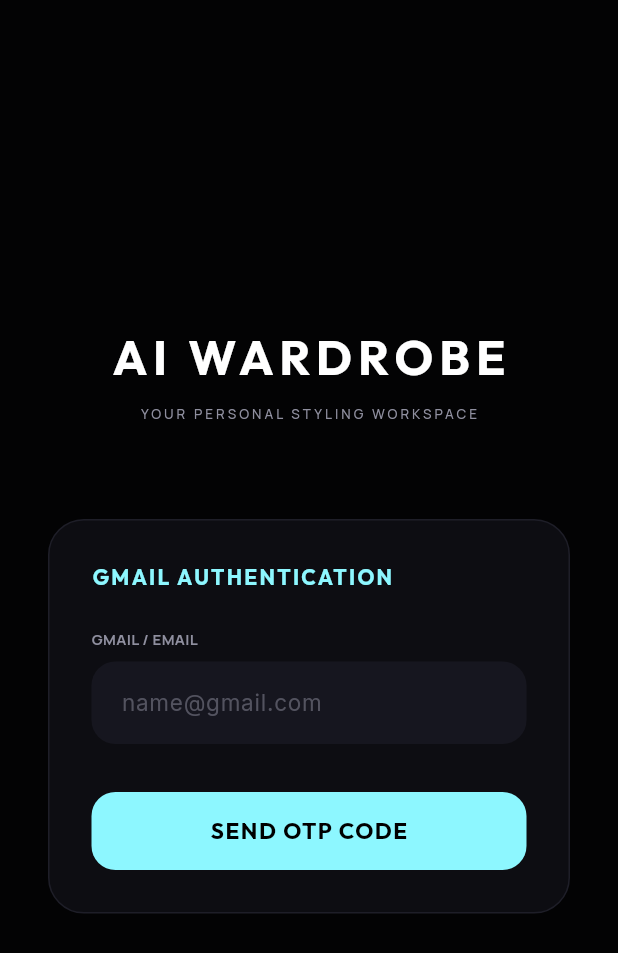
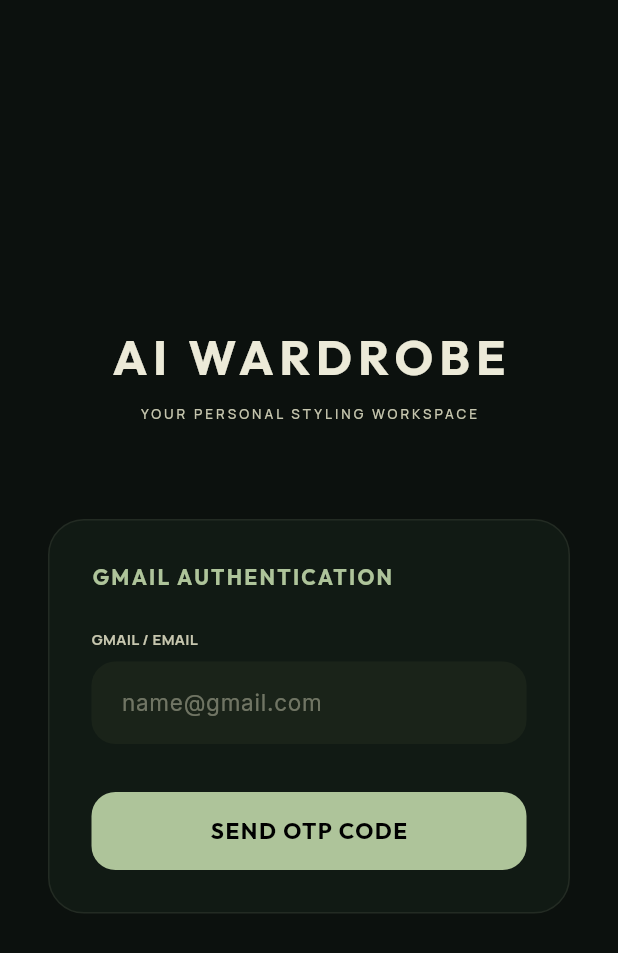
Before and after one commit to ramtej-13/Ai_wardrobe_management, a Flutter app: the screen it shows after launch, on a phone screen of 412 x 824 dp. Shown: the top 953 px of the screen. Run offline on Flutter 3.47's test engine with Material 3 defaults, Android fonts, the phone set to English and light mode, and no system bars; our stand-ins replace flutter_riverpod, google_fonts, image_picker, shared_preferences.

Commit message:
style(flutter): retheme atelier to sage and cream
Swap the ice-orchid cyber-luxury palette for muted English-heritage sage
and cream tones, adopt Fraunces display and Manrope body type, and update
the navigation and recommendation accent colors to match.

Generated with Codebuff 🤖
Co-Authored-By: Codebuff <noreply@codebuff.com>

```diff
--- a/ai_wardrobe/lib/core/theme/theme.dart
+++ b/ai_wardrobe/lib/core/theme/theme.dart
@@ -2,25 +2,28 @@ import 'package:flutter/material.dart';
 import 'package:google_fonts/google_fonts.dart';
 
 class AtelierTheme {
-  // Brand color tokens (Ice & Orchid Cyber-Luxury Palette)
-  static const Color background = Color(0xFF030304);      // Void Black
-  static const Color surface = Color(0xFF0D0D12);         // Space Obsidian
-  static const Color surfaceAccent = Color(0xFF16161F);   // Slate Obsidian
-  static const Color border = Color(0xFF1E1E28);          // Slate Border
-  static const Color accent = Color(0xFF8DF7FF);          // Ice Neon Cyan
-  static const Color primaryText = Colors.white;
-  static const Color secondaryText = Color(0xFF8F8F9F);   // Cool Grey
-  static const Color warning = Color(0xFFFE4A49);         // Crimson Red
+  // Brand color tokens — Sage & Cream (English heritage × Korean muted)
+  static const Color background = Color(0xFF0C110E);      // Deep forest black
+  static const Color surface = Color(0xFF111A14);         // Obsidian sage
+  static const Color surfaceAccent = Color(0xFF1A2319);   // Slate sage
+  static const Color border = Color(0xFF232B23);          // Sage border
+  static const Color accent = Color(0xFFAEC49A);          // Sage
+  static const Color accentBright = Color(0xFFE6EAD7);    // Pale cream-sage
+  static const Color accentDeep = Color(0xFF6F8255);      // Forest olive
+  static const Color primaryText = Color(0xFFECEAD8);     // Warm cream
+  static const Color secondaryText = Color(0xFFC6C6AE);   // Soft sage-grey
+  static const Color warning = Color(0xFFD98B8B);         // Dusty rose
+  static const Color success = Color(0xFF86C79E);         // Sage green
 
   // Gradient configurations
   static const LinearGradient luxuryGradient = LinearGradient(
-    colors: [Color(0xFF0E0E14), Color(0xFF030304)],
+    colors: [Color(0xFF111A14), Color(0xFF0C110E)],
     begin: Alignment.topLeft,
     end: Alignment.bottomRight,
   );
 
   static const LinearGradient accentGradient = LinearGradient(
-    colors: [Color(0xFF8DF7FF), Color(0xFFD980FF)], // Ice Cyan to Orchid Violet
+    colors: [Color(0xFFDDE3C9), Color(0xFF6F8255)], // Cream-sage to forest olive
     begin: Alignment.topLeft,
     end: Alignment.bottomRight,
   );
@@ -33,32 +36,33 @@ class AtelierTheme {
       cardColor: surface,
       dividerColor: border,
       textTheme: TextTheme(
-        displayLarge: GoogleFonts.outfit(
-          fontSize: 32,
-          fontWeight: FontWeight.bold,
+        displayLarge: GoogleFonts.fraunces(
+          fontSize: 34,
+          fontWeight: FontWeight.w400,
+          color: primaryText,
+          letterSpacing: -1.0,
+        ),
+        displayMedium: GoogleFonts.fraunces(
+          fontSize: 26,
+          fontWeight: FontWeight.w400,
           color: primaryText,
           letterSpacing: -0.5,
         ),
-        displayMedium: GoogleFonts.outfit(
-          fontSize: 24,
-          fontWeight: FontWeight.w600,
+        titleLarge: GoogleFonts.fraunces(
+          fontSize: 20,
+          fontWeight: FontWeight.w500,
           color: primaryText,
         ),
-        titleLarge: GoogleFonts.outfit(
-          fontSize: 20,
-          fontWeight: FontWeight.w600,
-          color: primaryText,
-        ),
-        bodyLarge: GoogleFonts.inter(
+        bodyLarge: GoogleFonts.manrope(
           fontSize: 16,
           fontWeight: FontWeight.normal,
           color: primaryText,
         ),
-        bodyMedium: GoogleFonts.inter(
+        bodyMedium: GoogleFonts.manrope(
           fontSize: 14,
           color: secondaryText,
         ),
-        labelLarge: GoogleFonts.outfit(
+        labelLarge: GoogleFonts.manrope(
           fontSize: 12,
           fontWeight: FontWeight.w600,
           color: secondaryText,
--- a/ai_wardrobe/lib/screens/navigation_shell.dart
+++ b/ai_wardrobe/lib/screens/navigation_shell.dart
@@ -54,7 +54,7 @@ class _NavigationShellState extends ConsumerState<NavigationShell> {
                 gradient: LinearGradient(
                   colors: [
                     AtelierTheme.accent.withOpacity(0.25),
-                    const Color(0xFFD980FF).withOpacity(0.05),
+                    const Color(0xFFAEC49A).withOpacity(0.08),
                   ],
                   begin: Alignment.topLeft,
                   end: Alignment.bottomRight,
--- a/ai_wardrobe/lib/screens/recommendation_screen.dart
+++ b/ai_wardrobe/lib/screens/recommendation_screen.dart
@@ -134,10 +134,10 @@ class _RecommendationScreenState extends ConsumerState<RecommendationScreen> {
                 height: 350,
                 decoration: BoxDecoration(
                   shape: BoxShape.circle,
-                  color: const Color(0xFFD980FF).withOpacity(0.02),
+                  color: const Color(0xFFAEC49A).withOpacity(0.02),
                   boxShadow: [
                     BoxShadow(
-                      color: const Color(0xFFD980FF).withOpacity(0.02),
+                      color: const Color(0xFFAEC49A).withOpacity(0.02),
                       blurRadius: 140,
                       spreadRadius: 50,
                     ),
@@ -250,12 +250,12 @@ class _RecommendationScreenState extends ConsumerState<RecommendationScreen> {
                 padding: const EdgeInsets.symmetric(horizontal: 10, vertical: 4),
                 decoration: BoxDecoration(
                   color: isUser
-                      ? const Color(0xFFD980FF).withOpacity(0.08)
+                      ? const Color(0xFFAEC49A).withOpacity(0.08)
                       : AtelierTheme.accent.withOpacity(0.08),
                   borderRadius: BorderRadius.circular(4),
                   border: Border.all(
                     color: isUser
-                        ? const Color(0xFFD980FF).withOpacity(0.2)
+                        ? const Color(0xFFAEC49A).withOpacity(0.2)
                         : AtelierTheme.accent.withOpacity(0.2),
                     width: 0.6,
                   ),
@@ -265,7 +265,7 @@ class _RecommendationScreenState extends ConsumerState<RecommendationScreen> {
                   style: GoogleFonts.outfit(
                     fontSize: 8,
                     fontWeight: FontWeight.bold,
-                    color: isUser ? const Color(0xFFD980FF) : AtelierTheme.accent,
+                    color: isUser ? AtelierTheme.accent : AtelierTheme.accentDeep,
                     letterSpacing: 2.0,
                   ),
                 ),
```
